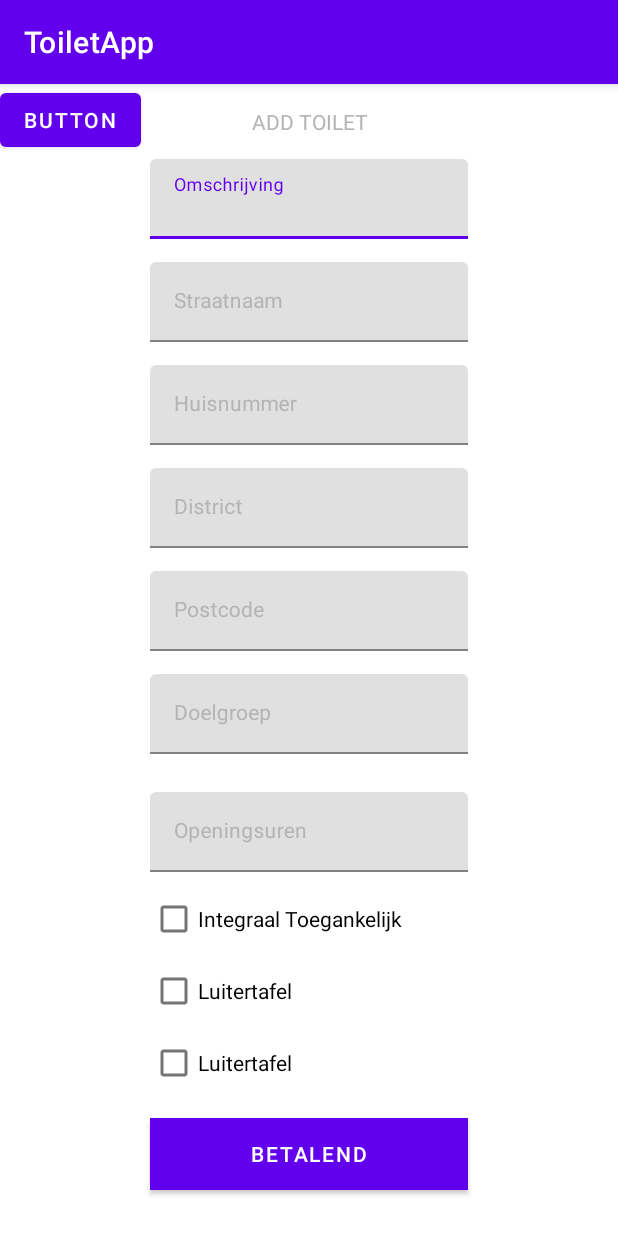
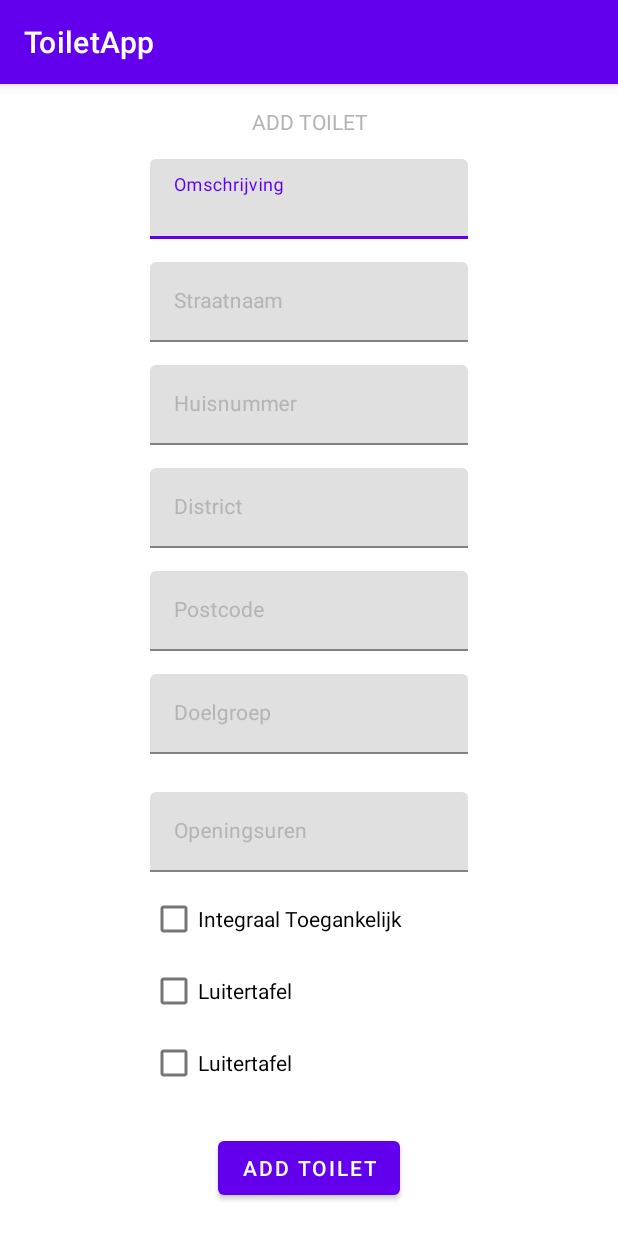
Before and after one commit to Cedronc/ProjectMobileDev, an Android app: the AddToilet screen opened directly, with no data from a screen before it, on a phone screen of 412 x 824 dp. Run offline under Robolectric (Android 15) with nearby library versions, the phone set to English and light mode, and no system bars; our stand-ins replace Firebase (no records; nobody signed in at launch, a user with empty details on screens opened directly); 1 statement that could not run was skipped.

Commit message:
Update activity_add_toilet.xml

```diff
--- a/app/src/main/res/layout/activity_add_toilet.xml
+++ b/app/src/main/res/layout/activity_add_toilet.xml
@@ -245,28 +245,12 @@
     app:layout_constraintTop_toBottomOf="@+id/add_toilet_luiertafel" />
 
   <Button
-      android:id="@+id/add_toilet_button"
-      android:layout_width="0dp"
-      android:layout_height="wrap_content"
-      android:layout_marginStart="100dp"
-      android:layout_marginEnd="100dp"
-      android:background="@color/app_Orange"
-      android:onClick="test"
-      android:text="@string/add_toilet_betalend"
-      android:textAlignment="center"
-      android:textColor="@color/app_Background"
-      app:layout_constraintBottom_toBottomOf="parent"
-      app:layout_constraintEnd_toEndOf="parent"
-      app:layout_constraintHorizontal_bias="0.0"
-      app:layout_constraintStart_toStartOf="parent"
-      app:layout_constraintTop_toBottomOf="@+id/add_toilet_betalend"
-      app:layout_constraintVertical_bias="0.292"
-      tools:ignore="TextContrastCheck" />
-
-  <Button
-      android:id="@+id/button_1"
-      android:layout_width="wrap_content"
-      android:layout_height="wrap_content"
-      android:text="Button"
-      tools:layout_editor_absoluteY="660dp" />
+    android:id="@+id/button_1"
+    android:layout_width="wrap_content"
+    android:layout_height="wrap_content"
+    android:text="@string/add_toilet_string"
+    app:layout_constraintBottom_toBottomOf="parent"
+    app:layout_constraintEnd_toEndOf="parent"
+    app:layout_constraintStart_toStartOf="parent"
+    app:layout_constraintTop_toBottomOf="@+id/add_toilet_betalend" />
 </androidx.constraintlayout.widget.ConstraintLayout>
```
